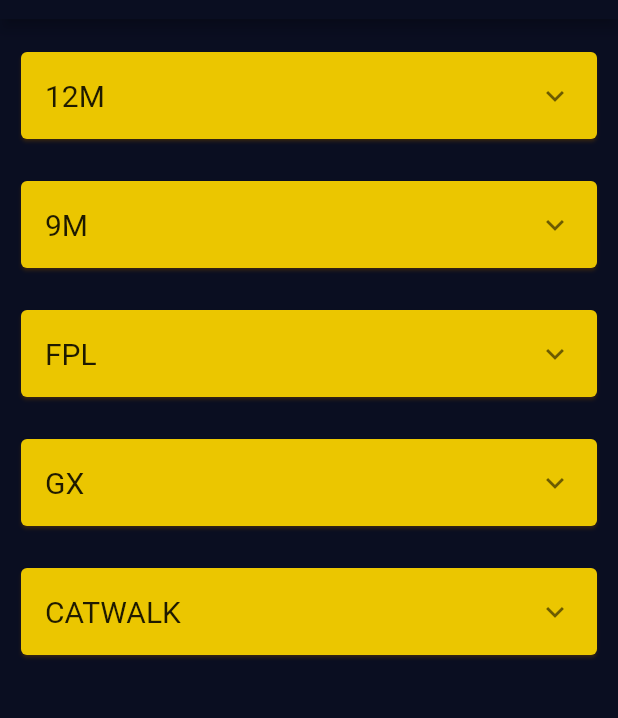
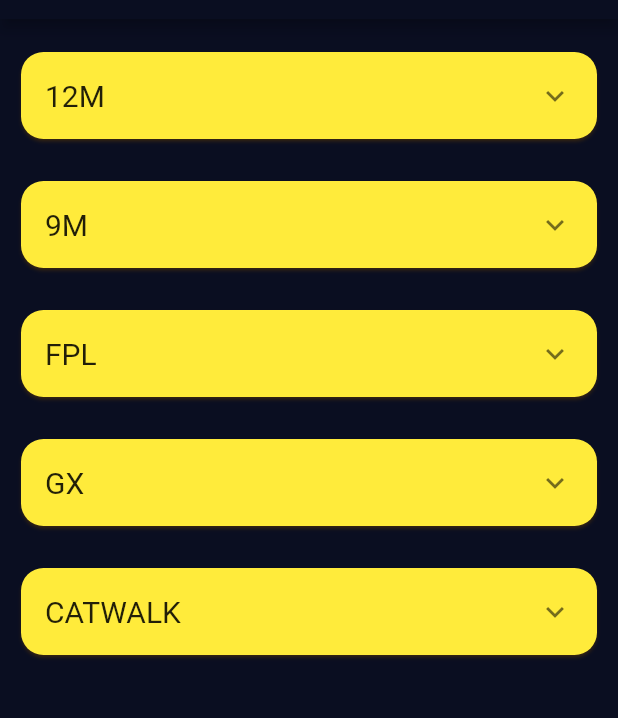
Before and after one commit to vjkxtz/Flutter_pdf, a Flutter app: the screen it shows after launch, on a phone screen of 412 x 824 dp, the part 65-783 px from its top. Run offline on Flutter 3.47's test engine with Material 2 defaults, Android fonts, the phone set to English and light mode, and no system bars; our stand-ins replace sprintf; missing offline and left inert: flutter_pdfview.

Commit message:
Update homepage.dart
dropdownbox list issue solved

```diff
--- a/lib/homepage.dart
+++ b/lib/homepage.dart
@@ -1,10 +1,17 @@
 import 'package:flutter/cupertino.dart';
 import 'package:flutter/material.dart';
 import 'package:manuals/assetsname.dart';
+import 'package:manuals/constants.dart';
 import 'package:manuals/pdf_opener.dart';
 import 'package:path_provider/path_provider.dart';
 import 'package:flutter/services.dart';
 import 'dart:io';
+import 'package:sprintf/sprintf.dart';
+
+enum activetype{
+  active,
+  inactive
+}
 
 class mainpage extends StatefulWidget {
   @override
@@ -54,16 +61,21 @@ class _mainpageState extends State<mainpage> {
       ),
     );
   }
-
-
   Widget _builditems(Assetsname e) {
-    String k = e.line;
-    print(k.split(" "));
+    getTextWidgets(List<String> strings){
+      List<String> list = new List<String>();
+      for(var i = 0; i < strings.length; i++){
+        return list;
+      }
+    }
+    activetype active;
     return SafeArea(
       minimum: EdgeInsets.all(10),
       key: Key(e.linename),
       child: Card(
-        color: Color(0xFFEBC600),
+        shape: RoundedRectangleBorder(borderRadius: BorderRadius.all(Radius.circular(15))),
+        color: Colors.yellow,
+
         shadowColor: Color(0xFFB06A01),
         child: ExpansionTile(
           title: Text(
@@ -81,18 +93,23 @@ class _mainpageState extends State<mainpage> {
             ),
             DropdownButton(
               icon: Icon(Icons.arrow_downward),
+              dropdownColor: Colors.yellowAccent,
               elevation: 16,
               style: TextStyle(color: Colors.redAccent),
-              items: <String>[e.line]
-                  .map<DropdownMenuItem<String>>((String value) {
+              items: <String> [for(int i = 0; i < e.line.length; i++) ( e.line[i].toString() )].map<DropdownMenuItem<String>>((String value) {
                 return DropdownMenuItem<String>(
                   value: value,
-                  child: Text(
-                    value,
-                    style: TextStyle(fontSize: 20),
+                  child: Container(
+                    decoration: BoxDecoration(
+                      borderRadius: BorderRadius.circular(50),
+                    ),
+                    child: Text(
+                      value,
+                      style: TextStyle(fontSize: 20),
+                    ),
                   ),
                 );
-              }).toList(),
+              }).toList() ,
               onChanged: (String newValve) {
                 getFileFromAsset("assets/$newValve", "$newValve").then((f) {
                   setState(() {
@@ -106,7 +123,8 @@ class _mainpageState extends State<mainpage> {
                   });
                 });
               },
-            )
+            ),
+
           ],
         ),
       ),
```
